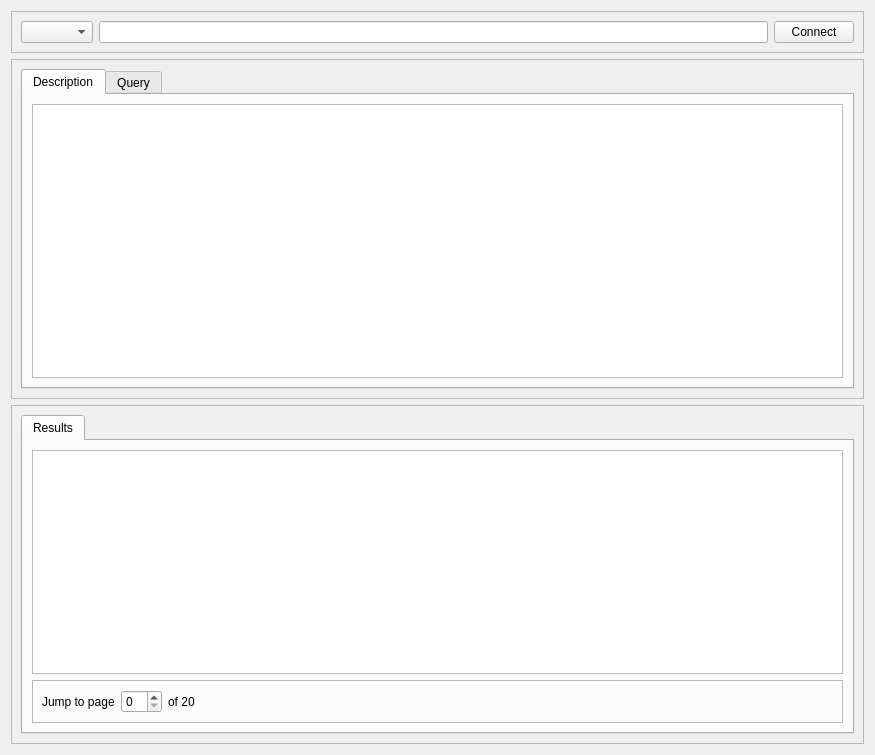
Old version of the form resources/views/SqlStepWidget.ui in the repository namuan/orkestra.
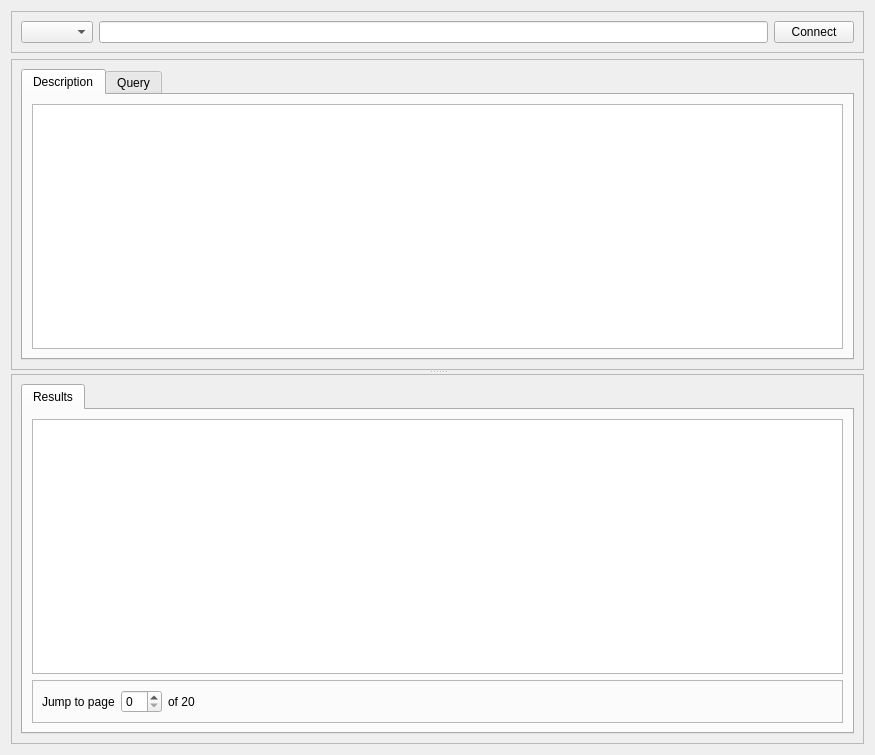
New version of the form.

Patch:
```diff
--- a/resources/views/SqlStepWidget.ui
+++ b/resources/views/SqlStepWidget.ui
@@ -40,6 +40,10 @@
     </widget>
    </item>
    <item>
+    <widget class="QSplitter" name="splitter">
+     <property name="orientation">
+      <enum>Qt::Vertical</enum>
+     </property>
     <widget class="QFrame" name="sql_request">
      <property name="frameShape">
       <enum>QFrame::StyledPanel</enum>
@@ -77,8 +81,6 @@
       </item>
      </layout>
     </widget>
-   </item>
-   <item>
     <widget class="QFrame" name="sql_response">
      <property name="frameShape">
       <enum>QFrame::StyledPanel</enum>
@@ -147,6 +149,7 @@
        </widget>
       </item>
      </layout>
+     </widget>
     </widget>
    </item>
   </layout>
```
Lines whose indentation alone changed are shown as unchanged.
